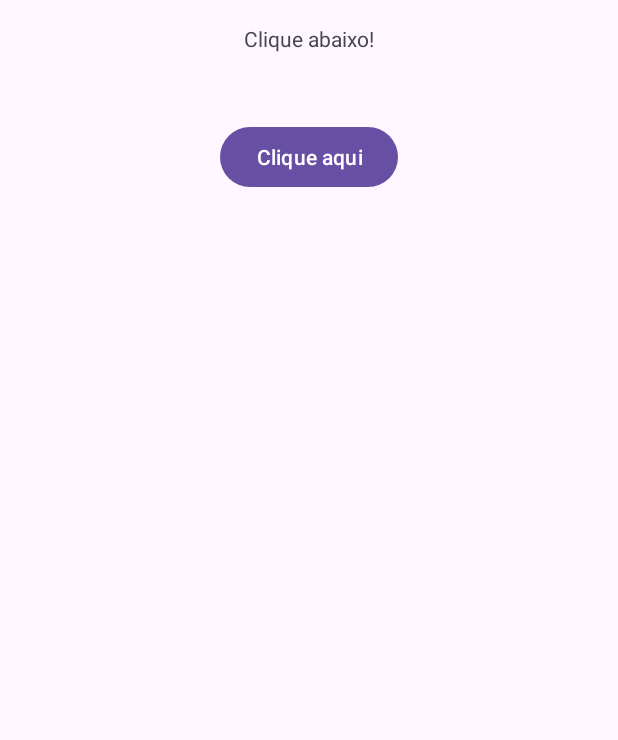
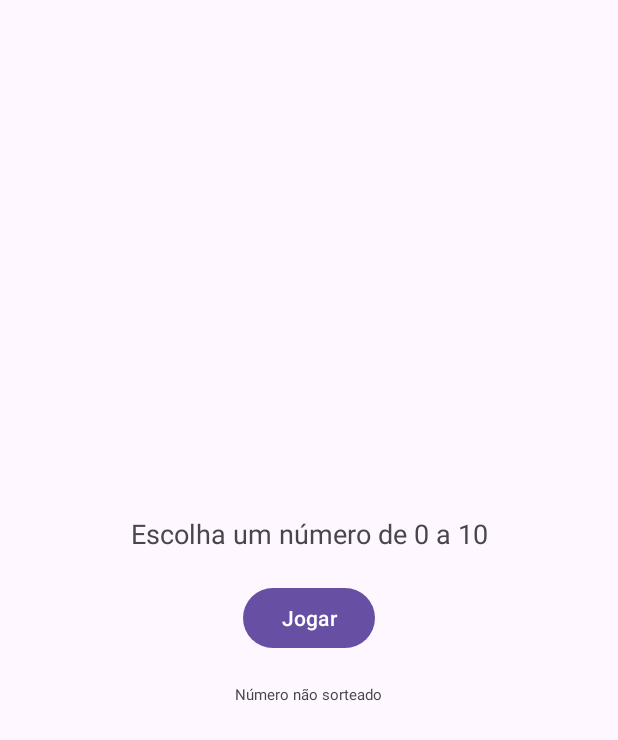
Before and after one commit to GuilhermeFdSilva/JME-PrimeiroApp, an Android app: the screen it shows after launch (MainActivity), on a phone screen of 412 x 824 dp. Shown: the top 740 px of the screen. Run offline under Robolectric (Android 15) with nearby library versions, the phone set to English and light mode, and no system bars.

Commit message:
Finalização projeto - Sortear número aleatório

```diff
--- a/app/src/main/java/com/guilherme/primeiroapp/MainActivity.java
+++ b/app/src/main/java/com/guilherme/primeiroapp/MainActivity.java
@@ -3,6 +3,10 @@ package com.guilherme.primeiroapp;
 import androidx.appcompat.app.AppCompatActivity;
 
 import android.os.Bundle;
+import android.view.View;
+import android.widget.TextView;
+
+import java.util.Random;
 
 public class MainActivity extends AppCompatActivity {
 
@@ -11,4 +15,10 @@ public class MainActivity extends AppCompatActivity {
         super.onCreate(savedInstanceState);
         setContentView(R.layout.activity_main);
     }
+
+    public void sortearNumero (View view) {
+        TextView texto = findViewById(R.id.numSort);
+        int numero = new Random().nextInt(11);
+        texto.setText(String.format("Número: %d", numero));
+    }
 }
--- a/app/src/main/res/layout/activity_main.xml
+++ b/app/src/main/res/layout/activity_main.xml
@@ -7,22 +7,36 @@
     tools:context=".MainActivity">
 
     <TextView
-        android:id="@+id/textView2"
+        android:id="@+id/titleView"
         android:layout_width="wrap_content"
         android:layout_height="wrap_content"
-        android:layout_marginTop="16dp"
-        android:text="Clique abaixo!"
+        android:layout_marginBottom="20dp"
+        android:text="Escolha um número de 0 a 10"
+        android:textSize="18sp"
+        app:layout_constraintEnd_toEndOf="@+id/button"
+        app:layout_constraintStart_toStartOf="@+id/button"
+        app:layout_constraintBottom_toTopOf="@+id/button"/>
+
+    <Button
+        android:id="@+id/button"
+        android:layout_width="wrap_content"
+        android:layout_height="wrap_content"
+        android:text="Jogar"
+        android:onClick="sortearNumero"
         app:layout_constraintEnd_toEndOf="parent"
         app:layout_constraintStart_toStartOf="parent"
-        app:layout_constraintTop_toTopOf="parent" />
+        app:layout_constraintTop_toTopOf="parent"
+        app:layout_constraintBottom_toBottomOf="parent" />
 
-    <Button
-        android:id="@+id/button3"
+    <TextView
+        android:id="@+id/numSort"
         android:layout_width="wrap_content"
         android:layout_height="wrap_content"
-        android:layout_marginTop="45dp"
-        android:text="Clique aqui"
-        app:layout_constraintEnd_toEndOf="parent"
-        app:layout_constraintStart_toStartOf="parent"
-        app:layout_constraintTop_toBottomOf="@+id/textView2" />
+        android:layout_marginTop="20dp"
+        android:text="Número não sorteado"
+        android:textSize="10sp"
+        app:layout_constraintEnd_toEndOf="@+id/button"
+        app:layout_constraintStart_toStartOf="@+id/button"
+        app:layout_constraintTop_toBottomOf="@+id/button" />
+
 </androidx.constraintlayout.widget.ConstraintLayout>
```
